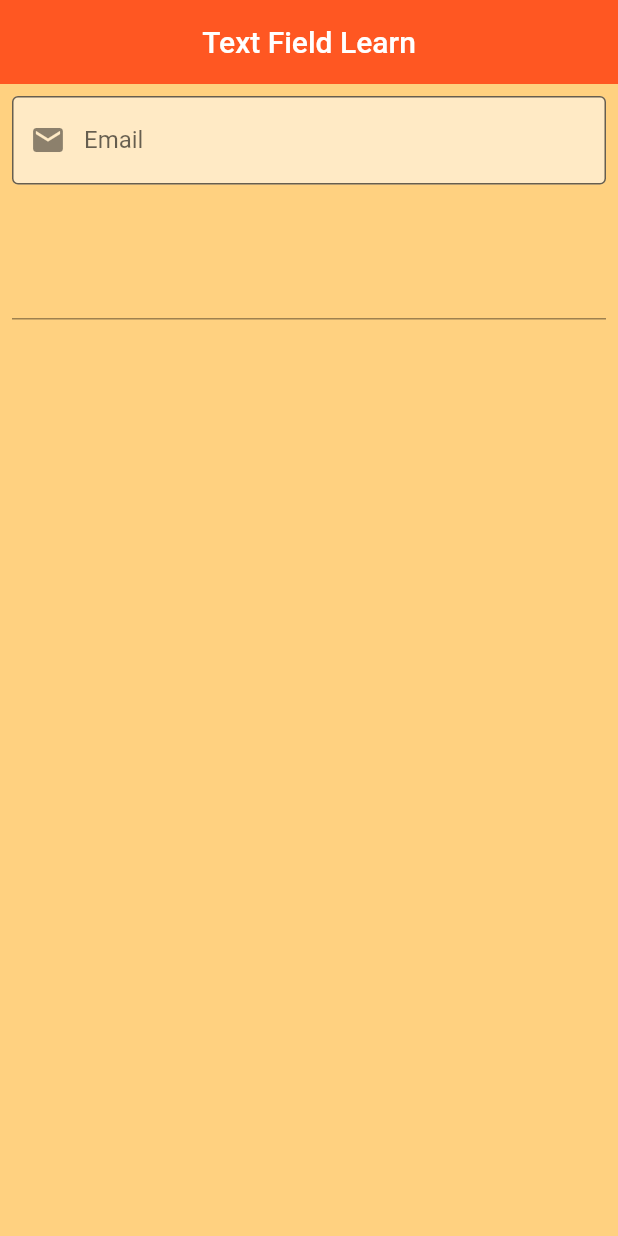
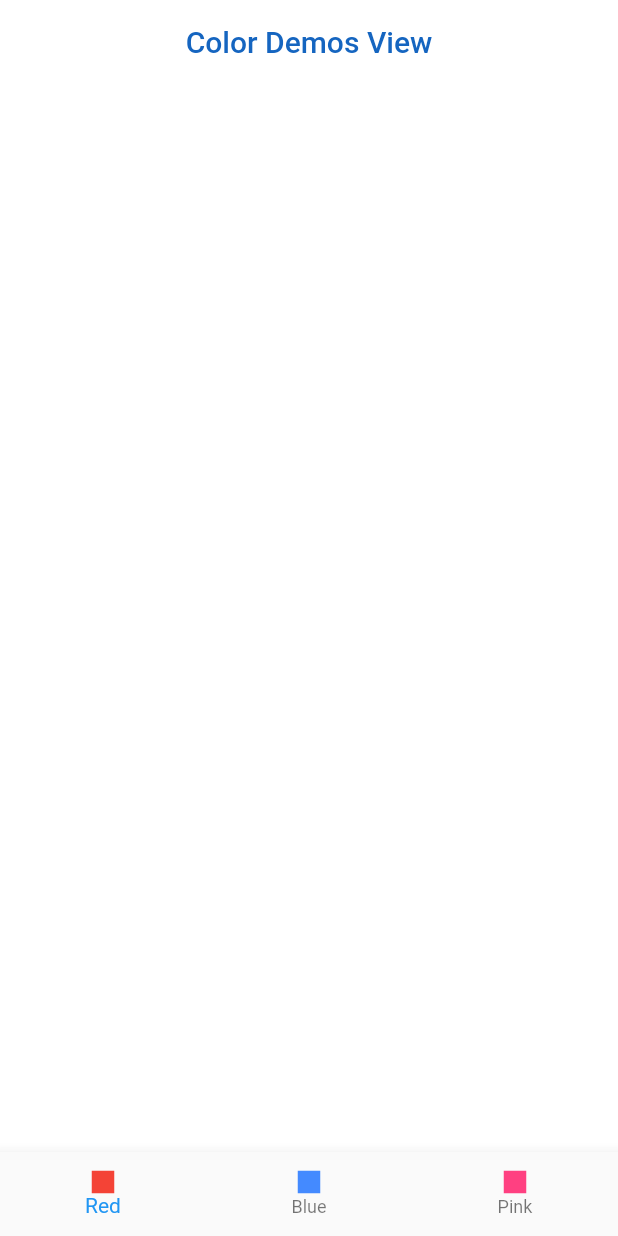
Before and after one commit to yusufcanstr/Flutter-101, a Flutter app: the screen it shows after launch, on a phone screen of 412 x 824 dp. Run offline on Flutter 3.47's test engine with Material 2 defaults, Android fonts, the phone set to English and light mode, and no system bars.

Commit message:
color demos view

```diff
--- /dev/null
+++ b/lib/demos/color_demos_view.dart
@@ -0,0 +1,71 @@
+import 'package:flutter/material.dart';
+
+class ColorDemosView extends StatefulWidget {
+  const ColorDemosView({super.key});
+
+  @override
+  State<ColorDemosView> createState() => _ColorDemosViewState();
+}
+
+class _ColorDemosViewState extends State<ColorDemosView> {
+  Color? _backgroundColor = Colors.transparent;
+
+  void changeBackgroundColor(Color color) {
+    setState(() {
+      _backgroundColor = color;
+    });
+  }
+
+  @override
+  Widget build(BuildContext context) {
+    return Scaffold(
+      appBar: AppBar(
+        title: Text(
+          "Color Demos View",
+          style: Theme.of(context).textTheme.headline6?.copyWith(color: Colors.blue.shade800),
+        ),
+        backgroundColor: Colors.white,
+      ),
+      backgroundColor: _backgroundColor,
+      bottomNavigationBar: BottomNavigationBar(onTap: _colorOnTap, items: const [
+        BottomNavigationBarItem(
+            icon: _ColorContainer(
+              color: Colors.red,
+            ),
+            label: "Red"),
+        BottomNavigationBarItem(icon: _ColorContainer(color: Colors.blueAccent), label: "Blue"),
+        BottomNavigationBarItem(icon: _ColorContainer(color: Colors.pinkAccent), label: "Pink"),
+      ]),
+    );
+  }
+
+  void _colorOnTap(int value) {
+    if (value == _MyColors.red.index) {
+      changeBackgroundColor(Colors.red);
+    } else if (value == _MyColors.blue.index) {
+      changeBackgroundColor(Colors.blue);
+    } else if (value == _MyColors.pink.index) {
+      changeBackgroundColor(Colors.pink);
+    }
+  }
+}
+
+enum _MyColors { red, blue, pink }
+
+class _ColorContainer extends StatelessWidget {
+  const _ColorContainer({
+    Key? key,
+    required this.color,
+  }) : super(key: key);
+
+  final Color color;
+
+  @override
+  Widget build(BuildContext context) {
+    return Container(
+      color: color,
+      width: 15,
+      height: 15,
+    );
+  }
+}
--- a/lib/main.dart
+++ b/lib/main.dart
@@ -1,7 +1,5 @@
 import 'package:flutter/material.dart';
-import 'package:information_card/101/text_field_learn.dart';
-
-import '101/statefull_life_cycle_learn.dart';
+import 'demos/color_demos_view.dart';
 
 void main() {
   runApp(const MyApp());
@@ -23,7 +21,7 @@ class MyApp extends StatelessWidget {
             backgroundColor: Colors.transparent,
             elevation: 0,
           )),
-      home: const TextFieldLearn(),
+      home: const ColorDemosView(),
     );
   }
 }
```
